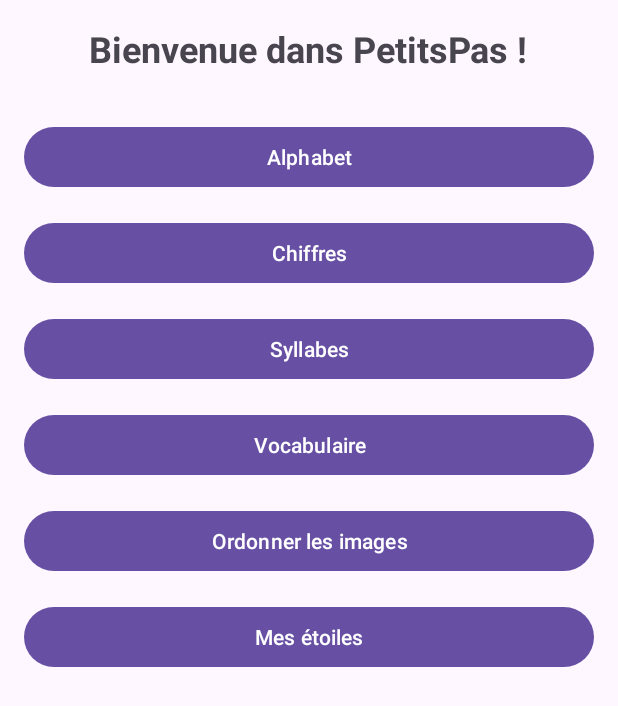
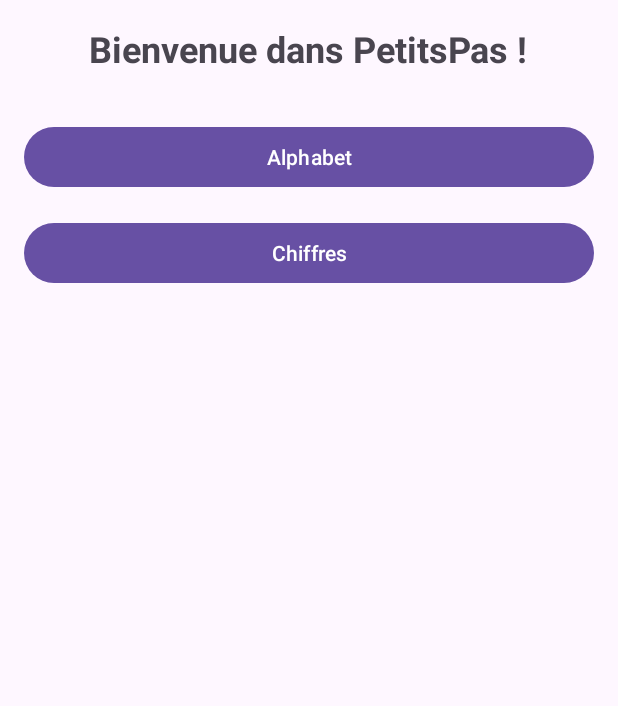
Before and after one commit to nadiatrabls/PetitsPas, an Android app: the screen it shows after launch (MainActivity), on a phone screen of 412 x 824 dp. Shown: the top 706 px of the screen. Run offline under Robolectric (Android 15) with nearby library versions, the phone set to English and light mode, and no system bars.

Commit message:
android app modifs

```diff
--- a/app/src/main/java/com/example/petitspas/MainActivity.java
+++ b/app/src/main/java/com/example/petitspas/MainActivity.java
@@ -17,10 +17,7 @@ public class MainActivity extends AppCompatActivity {
         // Boutons
         Button btnAlphabet = findViewById(R.id.btnAlphabet);
         Button btnChiffres = findViewById(R.id.btnChiffres);
-        Button btnSyllabes = findViewById(R.id.btnSyllabes);
-        Button btnVocabulaire = findViewById(R.id.btnVocabulaire);
-        Button btnOrdreImages = findViewById(R.id.btnOrdreImages);
-        Button btnRecompenses = findViewById(R.id.btnRecompenses);
+
 
         // ✅ Lancer AlphabetActivity
         btnAlphabet.setOnClickListener(view -> {
@@ -33,17 +30,5 @@ public class MainActivity extends AppCompatActivity {
             startActivity(intent);
         });
 
-
-        btnSyllabes.setOnClickListener(view ->
-                Toast.makeText(this, "Module Syllabes à venir", Toast.LENGTH_SHORT).show());
-
-        btnVocabulaire.setOnClickListener(view ->
-                Toast.makeText(this, "Module Vocabulaire à venir", Toast.LENGTH_SHORT).show());
-
-        btnOrdreImages.setOnClickListener(view ->
-                Toast.makeText(this, "Module Ordre des Images à venir", Toast.LENGTH_SHORT).show());
-
-        btnRecompenses.setOnClickListener(view ->
-                Toast.makeText(this, "Module Récompenses à venir", Toast.LENGTH_SHORT).show());
     }
 }
--- a/app/src/main/res/layout/activity_main.xml
+++ b/app/src/main/res/layout/activity_main.xml
@@ -31,33 +31,7 @@
             android:layout_height="wrap_content"
             android:layout_marginTop="16dp" />
 
-        <Button
-            android:id="@+id/btnSyllabes"
-            android:text="Syllabes"
-            android:layout_width="match_parent"
-            android:layout_height="wrap_content"
-            android:layout_marginTop="16dp" />
 
-        <Button
-            android:id="@+id/btnVocabulaire"
-            android:text="Vocabulaire"
-            android:layout_width="match_parent"
-            android:layout_height="wrap_content"
-            android:layout_marginTop="16dp" />
-
-        <Button
-            android:id="@+id/btnOrdreImages"
-            android:text="Ordonner les images"
-            android:layout_width="match_parent"
-            android:layout_height="wrap_content"
-            android:layout_marginTop="16dp" />
-
-        <Button
-            android:id="@+id/btnRecompenses"
-            android:text="Mes étoiles"
-            android:layout_width="match_parent"
-            android:layout_height="wrap_content"
-            android:layout_marginTop="16dp" />
 
     </LinearLayout>
 </ScrollView>
```
